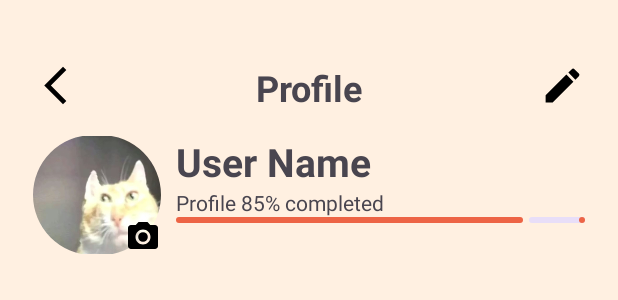
After one commit to geezerbeez/DormMate, an Android app: the layout activity_profile.xml on its own in the app's theme, with its tools: preview values and no code run, on a phone screen of 412 x 824 dp. The commit adds this screen. Shown: the top 300 px of the screen. Run offline under Robolectric (Android 15) with nearby library versions, the phone set to English and light mode, and no system bars.

Commit message:
activity_profile.xml + themes.xml
activity_profile (read profile details)
- added topheader + profileheader

themes.xml
- added ShapeableImageView circle frame

```diff
--- /dev/null
+++ b/app/src/main/res/drawable/baseline_arrow_back_ios_new_24.xml
@@ -0,0 +1,20 @@
+<!--
+  ~ Copyright (C) 2026 The Android Open Source Project
+  ~
+  ~ Licensed under the Apache License, Version 2.0 (the "License");
+  ~ you may not use this file except in compliance with the License.
+  ~ You may obtain a copy of the License at
+  ~
+  ~      http://www.apache.org/licenses/LICENSE-2.0
+  ~
+  ~ Unless required by applicable law or agreed to in writing, software
+  ~ distributed under the License is distributed on an "AS IS" BASIS,
+  ~ WITHOUT WARRANTIES OR CONDITIONS OF ANY KIND, either express or implied.
+  ~ See the License for the specific language governing permissions and
+  ~ limitations under the License.
+  -->
+<vector xmlns:android="http://schemas.android.com/apk/res/android" android:height="24dp" android:tint="#000000" android:viewportHeight="24" android:viewportWidth="24" android:width="24dp">
+
+    <path android:fillColor="@android:color/white" android:pathData="M17.77,3.77l-1.77,-1.77l-10,10l10,10l1.77,-1.77l-8.23,-8.23z"/>
+
+</vector>
--- /dev/null
+++ b/app/src/main/res/drawable/baseline_edit_24.xml
@@ -0,0 +1,20 @@
+<!--
+  ~ Copyright (C) 2026 The Android Open Source Project
+  ~
+  ~ Licensed under the Apache License, Version 2.0 (the "License");
+  ~ you may not use this file except in compliance with the License.
+  ~ You may obtain a copy of the License at
+  ~
+  ~      http://www.apache.org/licenses/LICENSE-2.0
+  ~
+  ~ Unless required by applicable law or agreed to in writing, software
+  ~ distributed under the License is distributed on an "AS IS" BASIS,
+  ~ WITHOUT WARRANTIES OR CONDITIONS OF ANY KIND, either express or implied.
+  ~ See the License for the specific language governing permissions and
+  ~ limitations under the License.
+  -->
+<vector xmlns:android="http://schemas.android.com/apk/res/android" android:height="24dp" android:tint="#000000" android:viewportHeight="24" android:viewportWidth="24" android:width="24dp">
+
+    <path android:fillColor="@android:color/white" android:pathData="M3,17.25V21h3.75L17.81,9.94l-3.75,-3.75L3,17.25zM20.71,7.04c0.39,-0.39 0.39,-1.02 0,-1.41l-2.34,-2.34c-0.39,-0.39 -1.02,-0.39 -1.41,0l-1.83,1.83 3.75,3.75 1.83,-1.83z"/>
+
+</vector>
--- /dev/null
+++ b/app/src/main/res/drawable/baseline_photo_camera_24.xml
@@ -0,0 +1,22 @@
+<!--
+  ~ Copyright (C) 2026 The Android Open Source Project
+  ~
+  ~ Licensed under the Apache License, Version 2.0 (the "License");
+  ~ you may not use this file except in compliance with the License.
+  ~ You may obtain a copy of the License at
+  ~
+  ~      http://www.apache.org/licenses/LICENSE-2.0
+  ~
+  ~ Unless required by applicable law or agreed to in writing, software
+  ~ distributed under the License is distributed on an "AS IS" BASIS,
+  ~ WITHOUT WARRANTIES OR CONDITIONS OF ANY KIND, either express or implied.
+  ~ See the License for the specific language governing permissions and
+  ~ limitations under the License.
+  -->
+<vector xmlns:android="http://schemas.android.com/apk/res/android" android:height="24dp" android:tint="#000000" android:viewportHeight="24" android:viewportWidth="24" android:width="24dp">
+
+    <path android:fillColor="@android:color/white" android:pathData="M12,12m-3.2,0a3.2,3.2 0,1 1,6.4 0a3.2,3.2 0,1 1,-6.4 0"/>
+
+    <path android:fillColor="@android:color/white" android:pathData="M9,2L7.17,4L4,4c-1.1,0 -2,0.9 -2,2v12c0,1.1 0.9,2 2,2h16c1.1,0 2,-0.9 2,-2L22,6c0,-1.1 -0.9,-2 -2,-2h-3.17L15,2L9,2zM12,17c-2.76,0 -5,-2.24 -5,-5s2.24,-5 5,-5 5,2.24 5,5 -2.24,5 -5,5z"/>
+
+</vector>
--- /dev/null
+++ b/app/src/main/res/layout/activity_profile.xml
@@ -0,0 +1,130 @@
+<?xml version="1.0" encoding="utf-8"?>
+<androidx.constraintlayout.widget.ConstraintLayout xmlns:android="http://schemas.android.com/apk/res/android"
+    xmlns:app="http://schemas.android.com/apk/res-auto"
+    xmlns:tools="http://schemas.android.com/tools"
+    android:layout_width="match_parent"
+    android:layout_height="match_parent"
+    android:background="@color/cream"
+    android:padding="14dp">
+
+    <androidx.constraintlayout.widget.ConstraintLayout
+        android:id="@+id/topHeader"
+        android:layout_width="match_parent"
+        android:layout_height="64dp"
+        android:paddingTop="28dp"
+        android:paddingStart="8dp"
+        android:paddingEnd="8dp">
+
+        <com.google.android.material.imageview.ShapeableImageView
+            android:id="@+id/backButtonIb"
+            android:layout_width="30dp"
+            android:layout_height="30dp"
+
+            tools:src="@drawable/baseline_arrow_back_ios_new_24"
+
+            app:layout_constraintEnd_toStartOf="@+id/profileTitleTv"
+            app:layout_constraintStart_toStartOf="parent"
+            app:layout_constraintHorizontal_chainStyle="spread_inside"/>
+
+        <TextView
+            android:id="@+id/profileTitleTv"
+            android:layout_width="wrap_content"
+            android:layout_height="wrap_content"
+
+            android:text="Profile"
+            android:textSize="24sp"
+            android:textStyle="bold"
+
+            app:layout_constraintStart_toEndOf="@+id/backButtonIb"
+            app:layout_constraintEnd_toStartOf="@+id/editButtonIb"/>
+
+        <com.google.android.material.imageview.ShapeableImageView
+            android:id="@+id/editButtonIb"
+            android:layout_width="30dp"
+            android:layout_height="30dp"
+
+            tools:src="@drawable/baseline_edit_24"
+
+            app:layout_constraintStart_toEndOf="@+id/profileTitleTv"
+            app:layout_constraintEnd_toEndOf="parent"/>
+
+    </androidx.constraintlayout.widget.ConstraintLayout>
+
+    <androidx.constraintlayout.widget.ConstraintLayout
+        android:id="@+id/profileHeader"
+        android:layout_width="match_parent"
+        android:layout_height="120dp"
+        android:paddingTop="12dp"
+        android:paddingStart="8dp"
+        android:paddingEnd="8dp"
+
+        app:layout_constraintTop_toBottomOf="@+id/topHeader">
+
+        <com.google.android.material.imageview.ShapeableImageView
+            android:id="@+id/profilePicture"
+            android:layout_width="85dp"
+            android:layout_height="80dp"
+            app:shapeAppearanceOverlay="@style/circleImage"
+
+            tools:src="@drawable/catpfp"/>
+
+        <com.google.android.material.imageview.ShapeableImageView
+            android:id="@+id/profilePictureEdit"
+            android:layout_width="wrap_content"
+            android:layout_height="wrap_content"
+
+            tools:src="@drawable/baseline_photo_camera_24"
+
+            app:layout_constraintBottom_toBottomOf="@+id/profilePicture"
+            app:layout_constraintEnd_toEndOf="@+id/profilePicture"/>
+
+        <TextView
+            android:id="@+id/nameTv"
+            android:layout_width="wrap_content"
+            android:layout_height="wrap_content"
+            android:paddingStart="10dp"
+
+            tools:text="User Name"
+            android:textStyle="bold"
+            android:textSize="26sp"
+
+            app:layout_constraintStart_toEndOf="@+id/profilePicture"/>
+
+        <TextView
+            android:id="@+id/profileProgressTv"
+            android:layout_width="wrap_content"
+            android:layout_height="wrap_content"
+            android:paddingStart="10dp"
+
+            tools:text="Profile 85% completed"
+
+            app:layout_constraintTop_toBottomOf="@+id/nameTv"
+            app:layout_constraintStart_toEndOf="@+id/profilePicture"/>
+
+        <com.google.android.material.progressindicator.LinearProgressIndicator
+            android:id="@+id/profileProgressBar"
+            android:layout_width="0dp"
+            android:layout_height="wrap_content"
+            android:paddingStart="10dp"
+
+            tools:progress="85"
+
+            app:layout_constraintStart_toEndOf="@+id/profilePicture"
+            app:layout_constraintTop_toBottomOf="@+id/profileProgressTv"
+            app:layout_constraintEnd_toEndOf="parent"/>
+
+    </androidx.constraintlayout.widget.ConstraintLayout>
+
+    <androidx.constraintlayout.widget.ConstraintLayout
+        android:layout_width="match_parent"
+        android:layout_height="400dp"
+
+        app:layout_constraintTop_toBottomOf="@+id/profileHeader">
+
+
+    </androidx.constraintlayout.widget.ConstraintLayout>
+
+
+
+
+</androidx.constraintlayout.widget.ConstraintLayout>
--- a/app/src/main/res/values/themes.xml
+++ b/app/src/main/res/values/themes.xml
@@ -21,5 +21,10 @@
         <item name="cornerRadius">56dp</item>
     </style>
 
+    <!-- Circle frame for profile picture -->
+    <style name="circleImage" parent="">
+        <item name="cornerSize">50%</item>
+    </style>
+
     <style name="Theme.DormMate" parent="Base.Theme.DormMate" />
 </resources>
```
Also changed, not shown: app/src/main/res/drawable/catpfp.jpg (added).
